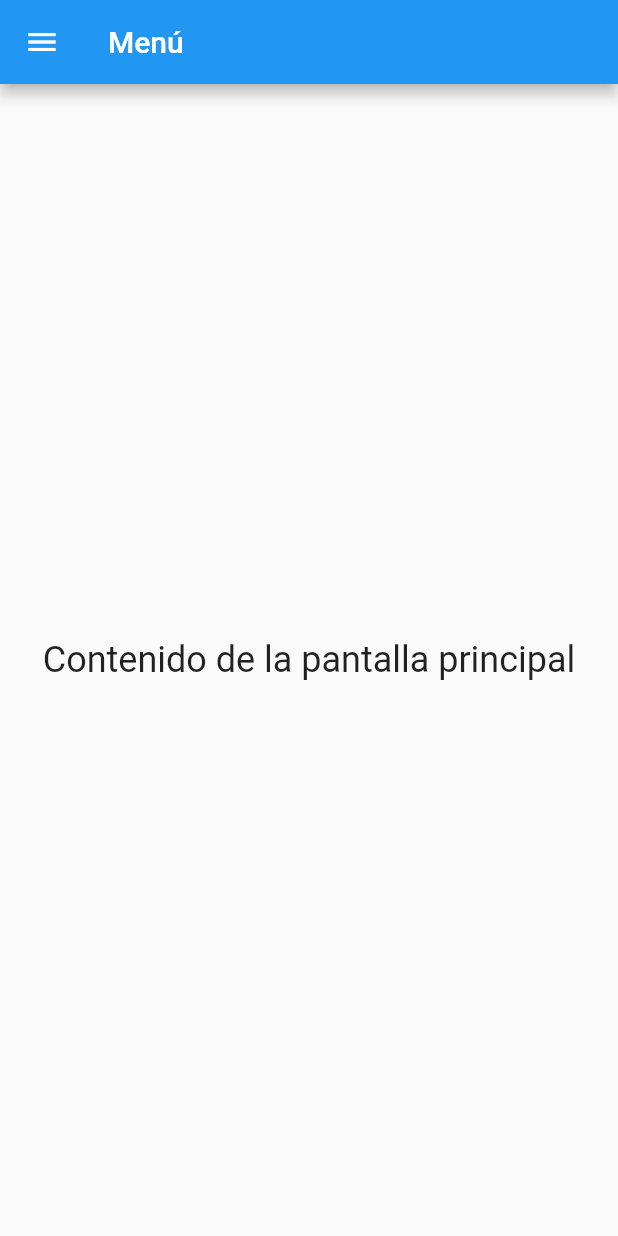
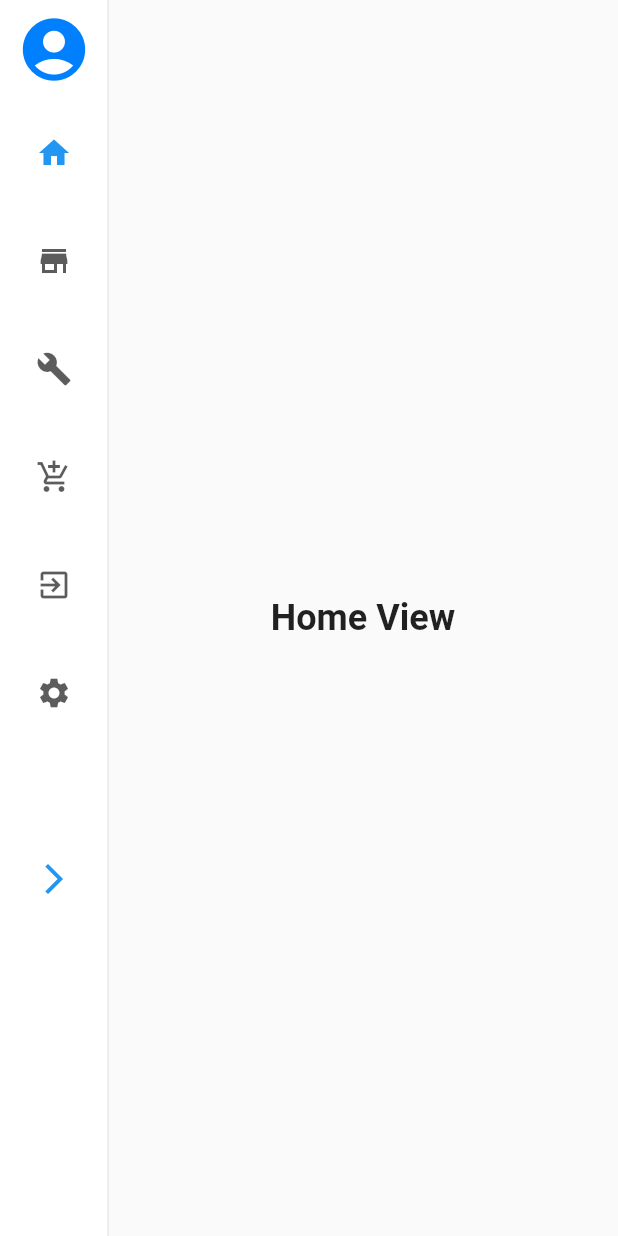
Before and after one commit to davidsierra123/movil, a Flutter app: the screen it shows after launch, after a tap on "Ingresar", on a phone screen of 412 x 824 dp. Run offline on Flutter 3.47's test engine with Material 2 defaults, Android fonts, the phone set to English and light mode, and no system bars.

Commit message:
cambio de layaut

```diff
--- a/sillascta/lib/main.dart
+++ b/sillascta/lib/main.dart
@@ -3,11 +3,12 @@
 void main() {
   runApp(MyApp());
 }
+
 class MyApp extends StatelessWidget {
   @override
   Widget build(BuildContext context) {
     return MaterialApp(
-      home:Inicio (),
+      home: Inicio(),
     );
   }
 }
@@ -15,8 +16,7 @@
 class Inicio extends StatelessWidget {
   @override
   Widget build(BuildContext context) {
-      return MaterialApp(
-        home: Scaffold(
+    return Scaffold(
       body: Stack(
         fit: StackFit.expand,
         children: [
@@ -38,7 +38,10 @@
                 ),
                 Text(
                   'Bienvenido, Aqui podrás Tapizar tus Sillas',
-                      style: TextStyle(color: Colors.white, fontSize: 21.0, fontWeight: FontWeight.bold),
+                  style: TextStyle(
+                      color: Colors.white,
+                      fontSize: 21.0,
+                      fontWeight: FontWeight.bold),
                   textAlign: TextAlign.end,
                 ),
                 Text(
@@ -58,7 +61,9 @@
                 onPressed: () {
                   Navigator.push(
                     context,
-                      MaterialPageRoute(builder: (context) => Menu()),
+                    MaterialPageRoute(
+                      builder: (context) => Menu(appStore: AppStore()), // Pasa la instancia de AppStore aquí
+                    ),
                   );
                   // Aquí puedes colocar el código que se ejecutará cuando se presione el botón.
                 },
@@ -68,103 +73,189 @@
           ),
         ],
       ),
+    );
+  }
+}
+
+
+
+
+
+
+// INICIO DE LA VISTA DEL MENU DESPLEGABLE PRINCIPAL (LAYAOT)
+
+
+
+class Menu extends StatelessWidget {
+  final AppStore appStore; // Agrega el campo para almacenar la instancia de AppStore
+
+  Menu({required this.appStore}); // Modifica el constructor para recibir la instancia de AppStore
+
+  @override
+  Widget build(BuildContext context) {
+    return DemoMWNavigationRailScreen1(appStore: appStore); // Pasa la instancia de AppStore aquí
+  }
+}
+
+class DemoMWNavigationRailScreen1 extends StatefulWidget {
+  const DemoMWNavigationRailScreen1({Key? key, required this.appStore}) : super(key: key);
+
+  final AppStore appStore; // Agrega el campo para almacenar la instancia de AppStore
+
+  @override
+  _DemoMWNavigationRailScreen1State createState() =>
+      _DemoMWNavigationRailScreen1State();
+}
+
+class _DemoMWNavigationRailScreen1State
+    extends State<DemoMWNavigationRailScreen1> {
+  List<Widget> widgets = <Widget>[
+    Center(
+        child: Text("Home View",
+            style: TextStyle(fontWeight: FontWeight.bold, fontSize: 24))),
+    Center(
+        child: Text("Profile View",
+            style: TextStyle(fontWeight: FontWeight.bold, fontSize: 24))),
+    Center(
+        child: Text("Notifications View",
+            style: TextStyle(fontWeight: FontWeight.bold, fontSize: 24))),
+    Center(
+        child: Text("Stats View",
+            style: TextStyle(fontWeight: FontWeight.bold, fontSize: 24))),
+    Center(
+        child: Text("Schedule View",
+            style: TextStyle(fontWeight: FontWeight.bold, fontSize: 24))),
+    Center(
+        child: Text("Settings View",
+            style: TextStyle(fontWeight: FontWeight.bold, fontSize: 24))),
+  ];
+
+  int _selectedIndex = 0;
+  String title = 'David';
+  bool isExpanded = false;
+
+  @override
+  Widget build(BuildContext context) {
+    return SafeArea(
+      child: Scaffold(
+        body: Row(
+          children: [
+            NavigationRail(
+              selectedIndex: _selectedIndex,
+              extended: isExpanded,
+              onDestinationSelected: (int index) {
+                setState(() {
+                  _selectedIndex = index;
+                });
+              },
+              trailing: Container(
+                padding: EdgeInsets.only(top: 64),
+                child: IconButton(
+                  icon: Icon(
+                      isExpanded
+                          ? Icons.arrow_back_ios_rounded
+                          : Icons.arrow_forward_ios,
+                      color: Colors.blue),
+                  onPressed: () {
+                    setState(() {
+                      isExpanded = !isExpanded;
+                    });
+                  },
+                ),
+              ),
+              leading: AnimatedContainer(
+                duration: Duration(milliseconds: 100),
+                child: Column(
+                  mainAxisSize: MainAxisSize.min,
+                  children: [
+                    Icon(Icons.account_circle,
+                        size: 50, color: widget.appStore.iconColor), // Usa widget.appStore aquí
+                    isExpanded
+                        ? Text('Usuario', style: TextStyle(fontSize: 20))
+                        : Container(),
+                    isExpanded
+                        ? Text('Admin', style: TextStyle(fontSize: 14))
+                        : Container(),
+                  ],
+                ),
+              ),
+              destinations: <NavigationRailDestination>[
+                NavigationRailDestination(
+                  icon: Icon(Icons.home),
+                  label: Text('Inicio', style: TextStyle(fontSize: 16)),
+                  selectedIcon: Icon(Icons.home, color: Colors.blue),
+                  padding: EdgeInsets.all(0),
+                ),
+                NavigationRailDestination(
+                  icon: Icon(Icons.store),
+                  label: Text('Alquiler', style: TextStyle(fontSize: 16)),
+                  selectedIcon:
+                      Icon(Icons.store, color: Colors.blue),
+                  padding: EdgeInsets.all(0),
+                ),
+                NavigationRailDestination(
+                  icon: Icon(Icons.build),
+                  label: Text('Tapiceria', style: TextStyle(fontSize: 16)),
+                  selectedIcon:
+                      Icon(Icons.build, color: Colors.blue),
+                  padding: EdgeInsets.all(0),
+                ),
+                NavigationRailDestination(
+                  icon: Icon(Icons.add_shopping_cart),
+                  label: Text('Compra', style: TextStyle(fontSize: 16)),
+                  selectedIcon:
+                      Icon(Icons.add_shopping_cart, color: Colors.blue),
+                  padding: EdgeInsets.all(0),
+                ),
+                NavigationRailDestination(
+                  icon: Icon(Icons.exit_to_app),
+                  label: Text('Salir', style: TextStyle(fontSize: 16)),
+                  selectedIcon: Icon(Icons.exit_to_app, color: Colors.blue),
+                  padding: EdgeInsets.all(0),
+                ),
+                NavigationRailDestination(
+                  icon: Icon(Icons.settings),
+                  label: Text('Settings', style: TextStyle(fontSize: 16)),
+                  selectedIcon: Icon(Icons.settings, color: Colors.blue),
+                  padding: EdgeInsets.all(0),
+                ),
+              ],
+            ),
+            VerticalDivider(width: 0),
+            Expanded(
+              child: widgets[_selectedIndex],
+            )
+          ],
+        ),
       ),
     );
   }
 }
 
+class AppStore {
+  Color? textPrimaryColor;
+  Color? iconColorPrimaryDark;
+  Color? scaffoldBackground;
+  Color? backgroundColor;
+  Color? backgroundSecondaryColor;
+  Color? appColorPrimaryLightColor;
+  Color? textSecondaryColor;
+  Color? appBarColor;
+  Color? iconColor;
+  Color? iconSecondaryColor;
+  Color? cardColor;
 
-class Menu extends StatelessWidget {
-  @override
-  Widget build(BuildContext context) {
-    return Scaffold(
-      appBar: AppBar(
-        title: Text('Menú'),
-      ),
-      drawer: Drawer(
-        child: ListView(
-          padding: EdgeInsets.zero,
-          children: <Widget>[
-            DrawerHeader(
-              decoration: BoxDecoration(
-                color: Colors.blue,
-              ),
-              child: Align(
-                alignment: Alignment.center,
-                child:Column(
-                  mainAxisSize: MainAxisSize.min,
-                  children:[
-                  CircleAvatar(
-                    radius: 30,
-                    backgroundColor: Colors.white,
-                    child: Icon(
-                      Icons.person,
-                      size: 30,
-                      color: Colors.blue,
-                    ),
-                  ),
-                  SizedBox(height: 10),
-                  Text(
-                    'Usuario',
-                    style: TextStyle(
-                      color: Colors.white,
-                      fontSize: 18,
-                      fontWeight: FontWeight.bold,
-                    ),
-                  ),
-                  ],
-                ),
-              ),
-            ),
-            ListTile(
-              leading: Icon(Icons.home, size: 30,),
-              title: Text('Inicio'),
-              onTap: () {
-                // Aquí puedes agregar la navegación a la pantalla de inicio
-                Navigator.pop(context);
-              },
-            ),
-            ListTile(
-              leading: Icon(Icons.build, size: 30,),
-              title: Text('Tapiceria'),
-              onTap: () {
-                // Aquí puedes agregar la navegación a la pantalla de arreglar
-                Navigator.pop(context);
-              },
-            ),
-            ListTile(
-              leading: Icon(Icons.add_shopping_cart, size: 30,),
-              title: Text('Comprar'),
-              onTap: () {
-                // Aquí puedes agregar la navegación a la pantalla de comprar
-                Navigator.pop(context);
-              },
-            ),
-            ListTile(
-              leading: Icon(Icons.store, size: 30),
-              title: Text('Alquiler'),
-              onTap: () {
-                // Aquí puedes agregar la navegación a la pantalla de alquiler
-                Navigator.pop(context);
-              },
-            ),
-            ListTile(
-              leading: Icon(Icons.exit_to_app, size: 30,),
-              title: Text('Salir'),
-              onTap: () {
-                // Aquí puedes agregar la navegación a la pantalla de salir
-                Navigator.pop(context);
-              },
-            ),
-          ],
-        ),
-      ),
-      body: Center(
-        child: Text(
-          'Contenido de la pantalla principal',
-          style: TextStyle(fontSize: 24.0),
-        ),
-      ),
-    );
+  AppStore() {
+    textPrimaryColor = Color(0xFF212121);
+    iconColorPrimaryDark = Color.fromARGB(255, 33, 33, 33);
+    scaffoldBackground = Color(0xFFEBF2F7);
+    backgroundColor = Colors.black;
+    backgroundSecondaryColor = Color(0xFF131d25);
+    appColorPrimaryLightColor = Color(0xFFF9FAFF);
+    textSecondaryColor = Color(0xFF5A5C5E);
+    appBarColor = Colors.white;
+    iconColor = Color.fromARGB(255, 0, 128, 255);
+    iconSecondaryColor = Color(0xFFA8ABAD);
+    cardColor = Color(0xFF191D36);
   }
 }
```
Lines whose indentation alone changed are shown as unchanged.
